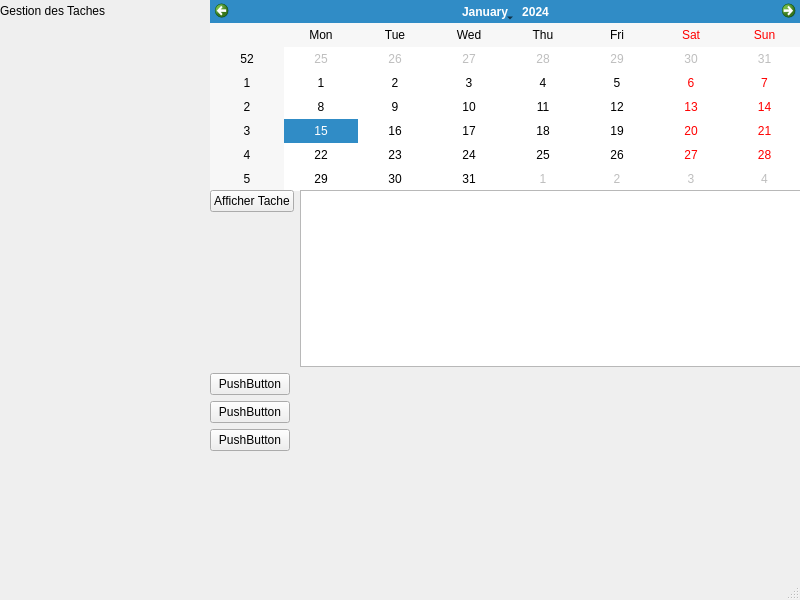
The window that mainwindow.ui (TheFump/tdQtConsole) describes before a commit, drawn with Qt 5.
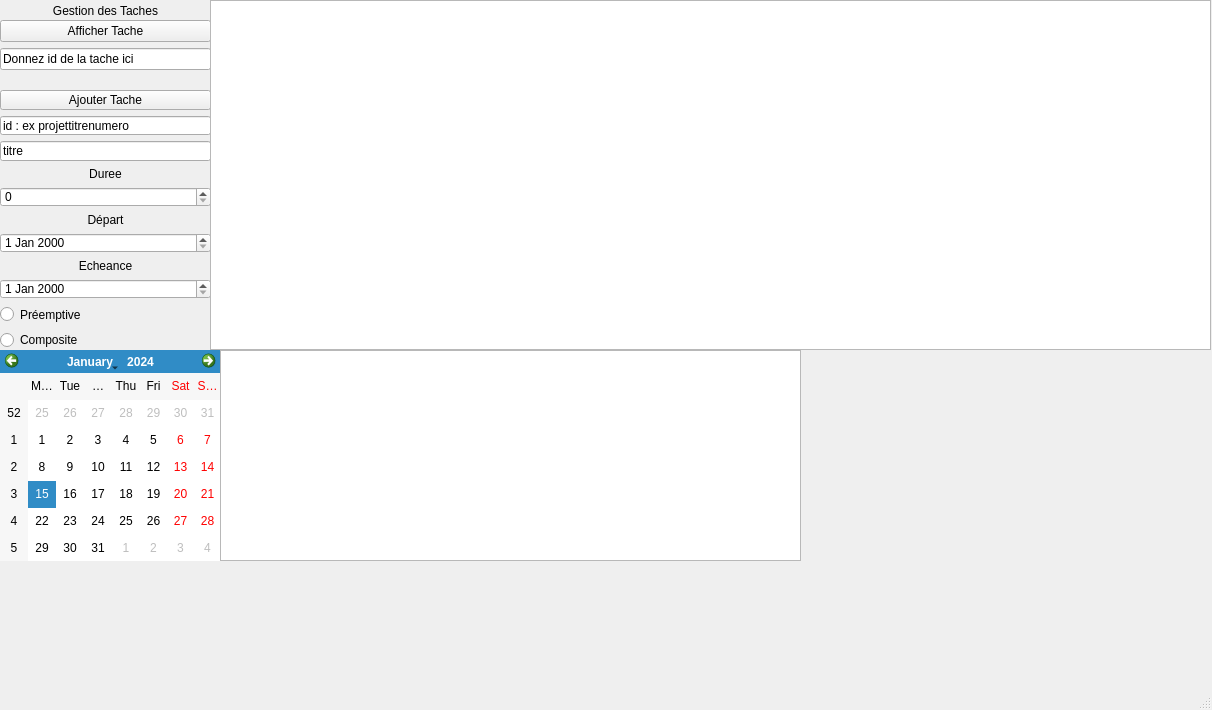
The same window after the commit.

Patch:
```diff
--- a/mainwindow.ui
+++ b/mainwindow.ui
@@ -6,8 +6,8 @@
    <rect>
     <x>0</x>
     <y>0</y>
-    <width>800</width>
-    <height>600</height>
+    <width>1212</width>
+    <height>710</height>
    </rect>
   </property>
   <property name="windowTitle">
@@ -17,10 +17,10 @@
    <widget class="QCalendarWidget" name="calendarWidget">
     <property name="geometry">
      <rect>
-      <x>210</x>
-      <y>0</y>
-      <width>591</width>
-      <height>191</height>
+      <x>0</x>
+      <y>350</y>
+      <width>221</width>
+      <height>211</height>
      </rect>
     </property>
    </widget>
@@ -39,6 +39,9 @@
        <property name="text">
         <string>Gestion des Taches</string>
        </property>
+       <property name="alignment">
+        <set>Qt::AlignCenter</set>
+       </property>
       </widget>
      </item>
     </layout>
@@ -49,54 +52,139 @@
       <x>0</x>
       <y>20</y>
       <width>211</width>
-      <height>171</height>
+      <height>51</height>
      </rect>
     </property>
-    <layout class="QVBoxLayout" name="verticalLayout_2"/>
-   </widget>
-   <widget class="QWidget" name="formLayoutWidget">
-    <property name="geometry">
-     <rect>
-      <x>210</x>
-      <y>190</y>
-      <width>591</width>
-      <height>261</height>
-     </rect>
-    </property>
-    <layout class="QFormLayout" name="formLayout">
-     <item row="0" column="0">
+    <layout class="QVBoxLayout" name="verticalLayout_2">
+     <item>
       <widget class="QPushButton" name="printTache">
        <property name="text">
         <string>Afficher Tache</string>
        </property>
       </widget>
      </item>
-     <item row="0" column="1">
-      <widget class="QPlainTextEdit" name="Display"/>
+     <item>
+      <widget class="QLineEdit" name="tacheId">
+       <property name="text">
+        <string>Donnez id de la tache ici</string>
+       </property>
+      </widget>
      </item>
-     <item row="2" column="0">
-      <widget class="QPushButton" name="pushButton_2">
+    </layout>
+   </widget>
+   <widget class="QWidget" name="verticalLayoutWidget_3">
+    <property name="geometry">
+     <rect>
+      <x>0</x>
+      <y>90</y>
+      <width>211</width>
+      <height>258</height>
+     </rect>
+    </property>
+    <layout class="QVBoxLayout" name="verticalLayout_3">
+     <item>
+      <widget class="QPushButton" name="ajouterTache">
        <property name="text">
-        <string>PushButton</string>
+        <string>Ajouter Tache</string>
        </property>
       </widget>
      </item>
-     <item row="3" column="0">
-      <widget class="QPushButton" name="pushButton_3">
+     <item>
+      <widget class="QLineEdit" name="id">
        <property name="text">
-        <string>PushButton</string>
+        <string>id : ex projettitrenumero</string>
        </property>
       </widget>
      </item>
-     <item row="1" column="0">
-      <widget class="QPushButton" name="pushButton_4">
+     <item>
+      <widget class="QLineEdit" name="titre">
        <property name="text">
-        <string>PushButton</string>
+        <string>titre</string>
        </property>
       </widget>
      </item>
+     <item>
+      <widget class="QLabel" name="label_4">
+       <property name="text">
+        <string>Duree</string>
+       </property>
+       <property name="alignment">
+        <set>Qt::AlignCenter</set>
+       </property>
+      </widget>
+     </item>
+     <item>
+      <widget class="QSpinBox" name="duree">
+       <property name="maximum">
+        <number>9999999</number>
+       </property>
+       <property name="singleStep">
+        <number>10</number>
+       </property>
+      </widget>
+     </item>
+     <item>
+      <widget class="QLabel" name="label_2">
+       <property name="text">
+        <string>Départ</string>
+       </property>
+       <property name="alignment">
+        <set>Qt::AlignCenter</set>
+       </property>
+      </widget>
+     </item>
+     <item>
+      <widget class="QDateEdit" name="debut"/>
+     </item>
+     <item>
+      <widget class="QLabel" name="label_3">
+       <property name="text">
+        <string>Echeance</string>
+       </property>
+       <property name="alignment">
+        <set>Qt::AlignCenter</set>
+       </property>
+      </widget>
+     </item>
+     <item>
+      <widget class="QDateEdit" name="fin"/>
+     </item>
+     <item>
+      <widget class="QRadioButton" name="preempt">
+       <property name="text">
+        <string>Préemptive</string>
+       </property>
+      </widget>
+     </item>
+     <item>
+      <widget class="QRadioButton" name="composite">
+       <property name="text">
+        <string>Composite</string>
+       </property>
+      </widget>
+     </item>
     </layout>
    </widget>
+   <widget class="QPlainTextEdit" name="Display">
+    <property name="geometry">
+     <rect>
+      <x>220</x>
+      <y>350</y>
+      <width>581</width>
+      <height>211</height>
+     </rect>
+    </property>
+   </widget>
+   <widget class="QTableWidget" name="Calendar">
+    <property name="geometry">
+     <rect>
+      <x>210</x>
+      <y>0</y>
+      <width>1001</width>
+      <height>350</height>
+     </rect>
+    </property>
+   </widget>
   </widget>
   <widget class="QMenuBar" name="menubar">
    <property name="geometry">
```
Left out of the diff: 2 changed lines with no effect on the pictures.
